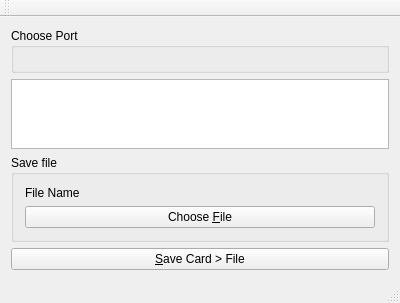
Before: the Qt Designer form RcardClient/mainwindow.ui in theme/rcard, drawn with Qt 5.
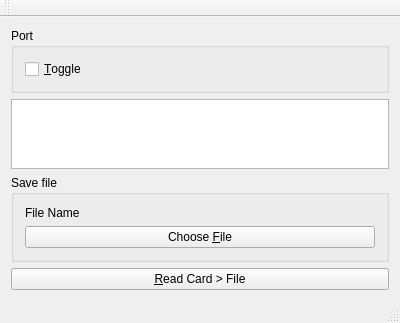
After: the same form once the commit is applied.

Commit message: add serial port toggle.

The edit to the form file:
```diff
--- a/RcardClient/mainwindow.ui
+++ b/RcardClient/mainwindow.ui
@@ -7,7 +7,7 @@
     <x>0</x>
     <y>0</y>
     <width>400</width>
-    <height>300</height>
+    <height>304</height>
    </rect>
   </property>
   <property name="windowTitle">
@@ -18,9 +18,17 @@
     <item>
      <widget class="QGroupBox" name="gpChoostPort">
       <property name="title">
-       <string>Choose Port</string>
+       <string>Port</string>
       </property>
-      <layout class="QGridLayout" name="gridLayout"/>
+      <layout class="QHBoxLayout" name="horizontalLayout">
+       <item>
+        <widget class="QCheckBox" name="portToggle">
+         <property name="text">
+          <string>&amp;Toggle</string>
+         </property>
+        </widget>
+       </item>
+      </layout>
      </widget>
     </item>
     <item>
@@ -52,7 +60,7 @@
     <item>
      <widget class="QPushButton" name="saveButton">
       <property name="text">
-       <string>&amp;Save Card &gt; File</string>
+       <string>&amp;Read Card &gt; File</string>
       </property>
      </widget>
     </item>
```
Left out of the diff: 4 changed lines with no effect on the pictures. The commit also changes 2 other files.
